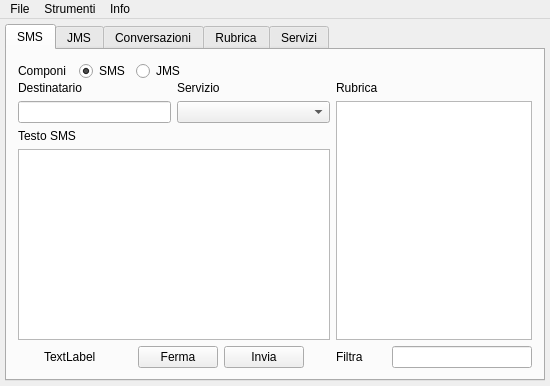
Above: mainjacksms.ui from freesmee/freesmee-desktop before the change. Below: the same form after it.
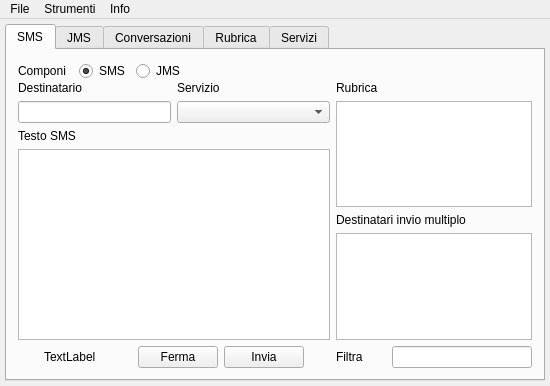
That is the form after the change. The open tabs and pages were chosen to show the change. Icons and pictures are not drawn.

Commit message:
Implementata una prima versione dell'invio multiplo. Migliorate alcune parti del codice
extra : convert_revision : svn%3A7363d3a4-9750-e393-0ab5-40250ee986cf/trunk%4022

The edit to the form file:
```diff
--- a/mainjacksms.ui
+++ b/mainjacksms.ui
@@ -640,6 +640,23 @@
                   </property>
                  </widget>
                 </item>
+                <item>
+                 <widget class="QLabel" name="label_3">
+                  <property name="text">
+                   <string>Destinatari invio multiplo</string>
+                  </property>
+                 </widget>
+                </item>
+                <item>
+                 <widget class="QListWidget" name="destinatariListWidget">
+                  <property name="maximumSize">
+                   <size>
+                    <width>200</width>
+                    <height>16777215</height>
+                   </size>
+                  </property>
+                 </widget>
+                </item>
                </layout>
               </item>
               <item row="2" column="1">
```
Left out of the diff: 82 changed lines with no effect on the pictures. The commit also changes 8 other files.
